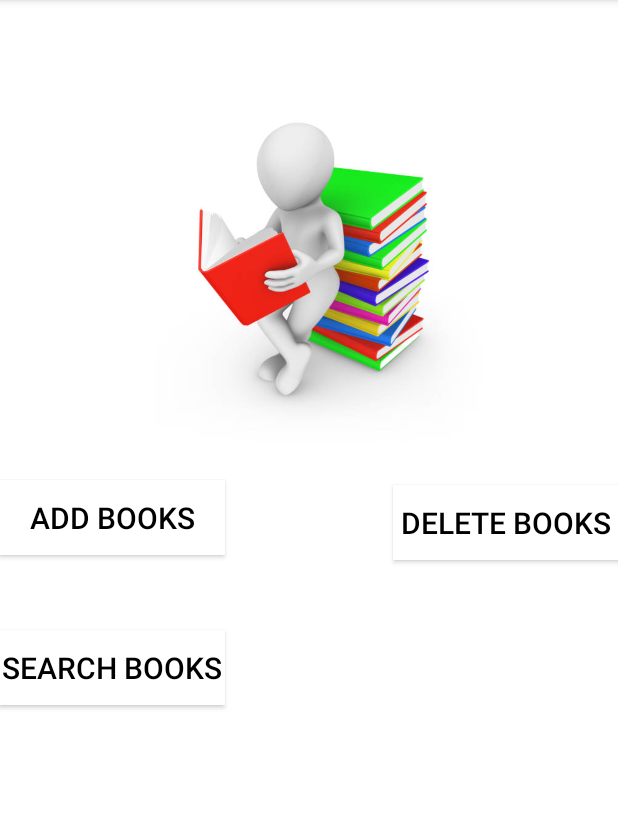
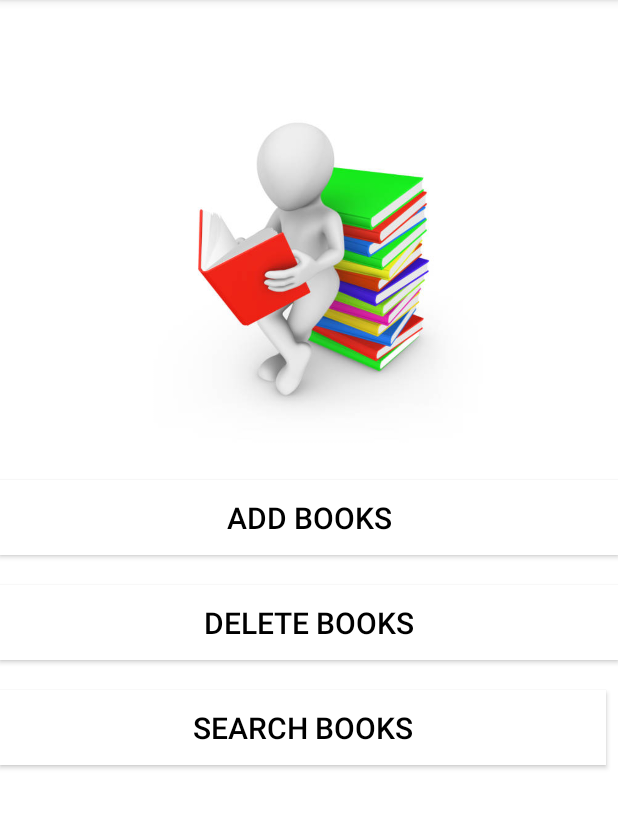
Before and after one commit to software-design-rematch/library, an Android app: the Homepage screen opened directly, with no data from a screen before it, on a phone screen of 412 x 824 dp, the part 84-913 px from its top. Run offline under Robolectric (Android 15) with nearby library versions, the phone set to English and light mode, and no system bars.

Commit message:
updated homepage

```diff
--- a/app/src/main/java/com/example/myapplication/Login.java
+++ b/app/src/main/java/com/example/myapplication/Login.java
@@ -82,8 +82,17 @@ public class Login extends AppCompatActivity implements View.OnClickListener {
                 LoginState = false;
                 b.setError("password can not be empty");
 
+            }
+             else if(ems.equals("cassius") && pas.equals("cassius")){
 
-            } else if (LoginState == true) {
+                Intent Home = new Intent(Login.this, Homepage.class);
+                Home.putExtra("email", ems);
+                startActivity(Home);
+
+
+            }
+
+             else if (LoginState == true) {
 
 
                 String adress = "http://146.141.21.235/login.php";
--- a/app/src/main/res/layout/activity_homepage.xml
+++ b/app/src/main/res/layout/activity_homepage.xml
@@ -25,60 +25,43 @@
         android:layout_marginRight="82dp"></ImageView>
 
 
-
     <Button
         android:id="@+id/addbook"
+        android:layout_width="match_parent"
+        android:layout_height="50dp"
         android:layout_below="@id/deco"
-        android:layout_width="150dp"
-        android:layout_height="50dp"
+        android:layout_marginTop="20dp"
+
+        android:background="@color/white"
         android:text="add bookS"
-        android:layout_marginTop="20dp"
         android:textColor="@color/black"
-        android:textSize="20dp"
-        android:background="@color/white"
-        ></Button>
-
+        android:textSize="20dp" />
 
     <Button
         android:id="@+id/deletebook"
-        android:layout_width="150dp"
+        android:layout_width="match_parent"
         android:layout_height="50dp"
-        android:layout_below="@id/deco"
-        android:layout_alignParentEnd="true"
-        android:layout_alignParentRight="true"
-        android:layout_marginStart="112dp"
-        android:layout_marginLeft="112dp"
-        android:layout_marginTop="23dp"
-        android:layout_marginEnd="-1dp"
-        android:layout_marginRight="0dp"
-        android:layout_toEndOf="@+id/addbook"
-        android:layout_toRightOf="@+id/addbook"
+        android:layout_below="@id/addbook"
+        android:layout_marginTop="20dp"
         android:background="@color/white"
         android:text="DELETE BOOKS"
         android:textColor="@color/black"
         android:textSize="20dp"></Button>
 
+    <Button
+        android:id="@+id/searchbook"
+        android:layout_width="match_parent"
+        android:layout_height="50dp"
+        android:layout_below="@id/deletebook"
 
 
-
-
-
-    <Button
-        android:id="@+id/searchbook"
-        android:layout_below="@id/addbook"
-        android:layout_width="150dp"
-        android:layout_height="50dp"
+        android:layout_marginTop="20dp"
+        android:layout_marginEnd="8dp"
+        android:layout_marginRight="8dp"
+        android:background="@color/white"
         android:text="SEARCH bookS"
-        android:layout_marginTop="50dp"
         android:textColor="@color/black"
-        android:textSize="20dp"
-        android:background="@color/white"
-        ></Button>
-
-
-
-
-
+        android:textSize="20dp"></Button>
 
 
 </RelativeLayout>
--- a/build.gradle
+++ b/build.gradle
@@ -8,7 +8,7 @@ buildscript {
 
     }
     dependencies {
-        classpath 'com.android.tools.build:gradle:3.6.1'
+        classpath 'com.android.tools.build:gradle:3.6.3'
 	classpath 'org.jacoco:org.jacoco.core:0.8.0'
 
 
```
